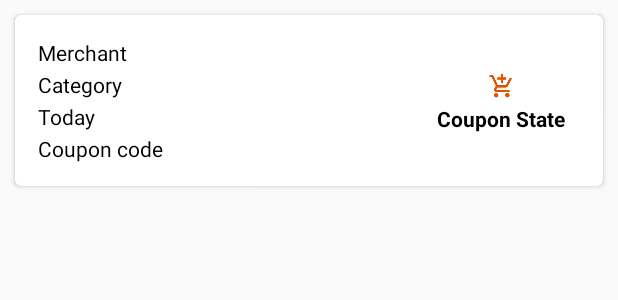
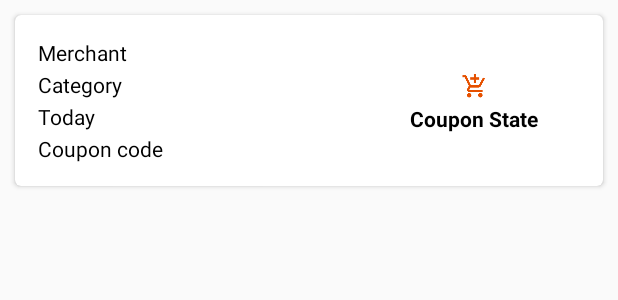
Before and after one commit to darsh2/CouponsTracker, an Android app: the layout recycler_view_item_coupon.xml on its own in the app's theme, with its tools: preview values and no code run, on a phone screen of 412 x 824 dp. Shown: the top 300 px of the screen. Run offline under Robolectric (Android 15) with nearby library versions, the phone set to English and light mode, and no system bars.

Commit message:
Update reycler view item coupon layout
All textViews in coupon card have max lines set as 1 and ellipsized
ends to prevent any text from wrapping over to the next line.

```diff
--- a/app/src/main/res/layout/recycler_view_item_coupon.xml
+++ b/app/src/main/res/layout/recycler_view_item_coupon.xml
@@ -17,7 +17,7 @@
         <LinearLayout
             android:orientation="vertical"
             android:layout_width="0dp"
-            android:layout_weight="7"
+            android:layout_weight="6"
             android:layout_height="wrap_content"
             android:layout_margin="5dp">
 
@@ -25,6 +25,8 @@
                 android:id="@+id/text_view_merchant"
                 android:layout_width="wrap_content"
                 android:layout_height="wrap_content"
+                android:maxLines="1"
+                android:ellipsize="end"
                 tools:text="Merchant"/>
 
             <TextView
@@ -32,12 +34,16 @@
                 android:layout_width="wrap_content"
                 android:layout_height="wrap_content"
                 android:layout_marginTop="2dp"
+                android:maxLines="1"
+                android:ellipsize="end"
                 tools:text="Category"/>
             <TextView
                 android:id="@+id/text_view_valid_until"
                 android:layout_width="wrap_content"
                 android:layout_height="wrap_content"
                 android:layout_marginTop="2dp"
+                android:maxLines="1"
+                android:ellipsize="end"
                 tools:text="Today"/>
 
             <TextView
@@ -45,13 +51,15 @@
                 android:layout_width="wrap_content"
                 android:layout_height="wrap_content"
                 android:layout_marginTop="2dp"
+                android:maxLines="1"
+                android:ellipsize="end"
                 tools:text="Coupon code"/>
         </LinearLayout>
 
         <LinearLayout
             android:orientation="vertical"
             android:layout_width="0dp"
-            android:layout_weight="3"
+            android:layout_weight="4"
             android:layout_height="match_parent"
             android:layout_margin="5dp"
             android:gravity="center">
@@ -67,6 +75,8 @@
                 android:layout_width="wrap_content"
                 android:layout_height="wrap_content"
                 android:gravity="center"
+                android:maxLines="1"
+                android:ellipsize="end"
                 android:textStyle="bold"
                 tools:text="Coupon State"/>
         </LinearLayout>
```
